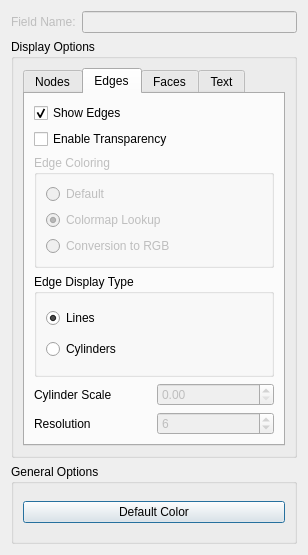
Above: src/Interface/Modules/Visualization/ShowField.ui from SCIInstitute/SCIRun before the change. Below: the same form after it.
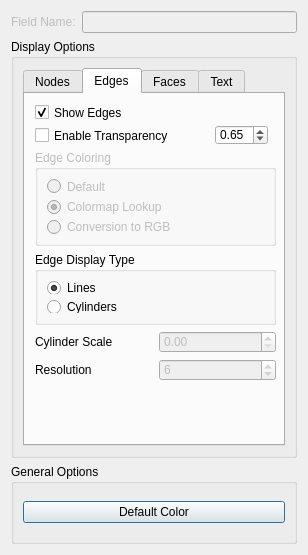
That is the form after the change. The open tabs and pages were chosen to show the change.

Commit message: Edges are able to be transparent

```diff
--- a/src/Interface/Modules/Visualization/ShowField.ui
+++ b/src/Interface/Modules/Visualization/ShowField.ui
@@ -235,11 +235,34 @@
            <attribute name="title">
             <string>Edges</string>
            </attribute>
-           <layout class="QVBoxLayout" name="verticalLayout_8">
-            <item>
-             <layout class="QVBoxLayout" name="verticalLayout_2">
-              <item>
+           <widget class="QDoubleSpinBox" name="edgeTransparencyDoubleSpinBox_">
+            <property name="geometry">
+             <rect>
+              <x>190</x>
+              <y>31</y>
+              <width>53</width>
+              <height>20</height>
+             </rect>
+            </property>
+            <property name="maximum">
+             <double>1.000000000000000</double>
+            </property>
+            <property name="singleStep">
+             <double>0.010000000000000</double>
+            </property>
+            <property name="value">
+             <double>0.650000000000000</double>
+            </property>
+           </widget>
                <widget class="QCheckBox" name="showEdgesCheckBox_">
+            <property name="geometry">
+             <rect>
+              <x>10</x>
+              <y>10</y>
+              <width>171</width>
+              <height>17</height>
+             </rect>
+            </property>
                 <property name="text">
                  <string>Show Edges</string>
                 </property>
@@ -247,19 +270,31 @@
                  <bool>true</bool>
                 </property>
                </widget>
-              </item>
-              <item>
                <widget class="QCheckBox" name="enableTransparencyEdgesCheckBox_">
+            <property name="geometry">
+             <rect>
+              <x>10</x>
+              <y>33</y>
+              <width>171</width>
+              <height>17</height>
+             </rect>
+            </property>
                 <property name="text">
                  <string>Enable Transparency</string>
                 </property>
                </widget>
-              </item>
-              <item>
                <widget class="QGroupBox" name="groupBox_6">
                 <property name="enabled">
                  <bool>false</bool>
                 </property>
+            <property name="geometry">
+             <rect>
+              <x>10</x>
+              <y>56</y>
+              <width>241</width>
+              <height>96</height>
+             </rect>
+            </property>
                 <property name="title">
                  <string>Edge Coloring</string>
                 </property>
@@ -290,12 +325,18 @@
                  </item>
                 </layout>
                </widget>
-              </item>
-              <item>
                <widget class="QGroupBox" name="groupBox_7">
                 <property name="enabled">
                  <bool>true</bool>
                 </property>
+            <property name="geometry">
+             <rect>
+              <x>10</x>
+              <y>158</y>
+              <width>241</width>
+              <height>73</height>
+             </rect>
+            </property>
                 <property name="title">
                  <string>Edge Display Type</string>
                 </property>
@@ -322,8 +363,15 @@
                  </item>
                 </layout>
                </widget>
-              </item>
-              <item>
+           <widget class="QWidget" name="">
+            <property name="geometry">
+             <rect>
+              <x>10</x>
+              <y>237</y>
+              <width>241</width>
+              <height>22</height>
+             </rect>
+            </property>
                <layout class="QHBoxLayout" name="horizontalLayout_4">
                 <item>
                  <widget class="QLabel" name="label_8">
@@ -340,8 +388,16 @@
                  </widget>
                 </item>
                </layout>
-              </item>
-              <item>
+           </widget>
+           <widget class="QWidget" name="">
+            <property name="geometry">
+             <rect>
+              <x>10</x>
+              <y>265</y>
+              <width>241</width>
+              <height>22</height>
+             </rect>
+            </property>
                <layout class="QHBoxLayout" name="horizontalLayout_5">
                 <item>
                  <widget class="QLabel" name="label_9">
@@ -370,10 +426,7 @@
                  </widget>
                 </item>
                </layout>
-              </item>
-             </layout>
-            </item>
-           </layout>
+           </widget>
           </widget>
           <widget class="QWidget" name="facesTab_">
            <attribute name="title">
```
Left out of the diff: 2 changed lines with no effect on the pictures. Lines whose indentation alone changed are shown as unchanged. The commit also changes 5 other files.
